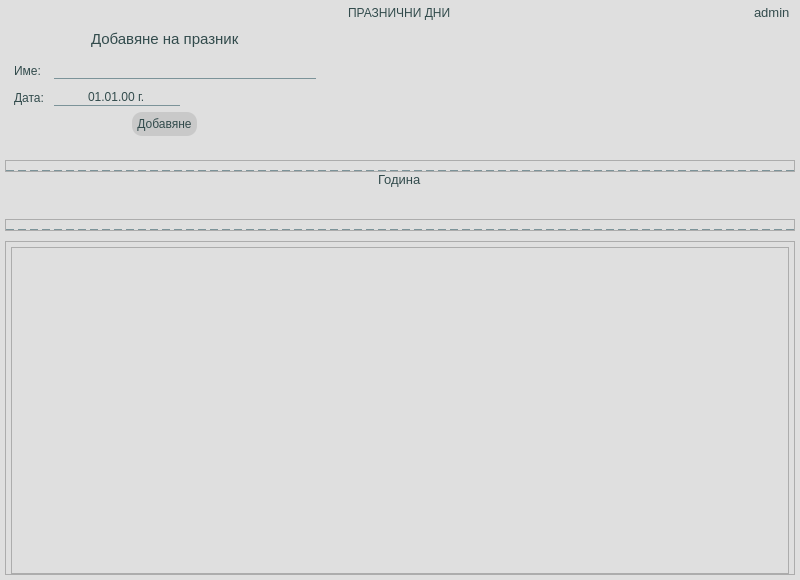
DevilPhp/WorkSalary.v01, file app/ui/widgets/customHolidaysWidget.ui: the form before one commit.
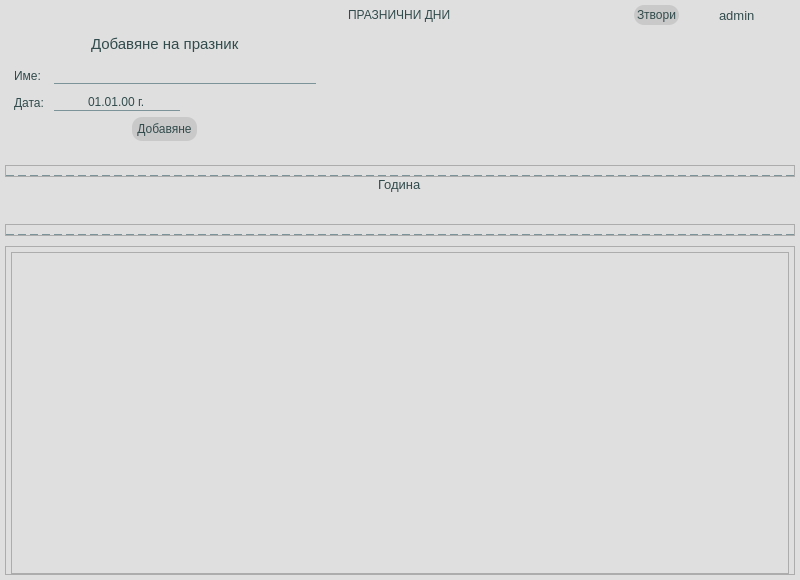
The form after the commit. Icons and pictures are not drawn.

What changed in the file:
```diff
--- a/app/ui/widgets/customHolidaysWidget.ui
+++ b/app/ui/widgets/customHolidaysWidget.ui
@@ -192,6 +192,67 @@
           </widget>
          </item>
          <item alignment="Qt::AlignRight">
+          <widget class="QWidget" name="widget_5" native="true">
+           <layout class="QHBoxLayout" name="horizontalLayout_7">
+            <property name="spacing">
+             <number>5</number>
+            </property>
+            <property name="leftMargin">
+             <number>0</number>
+            </property>
+            <property name="topMargin">
+             <number>0</number>
+            </property>
+            <property name="rightMargin">
+             <number>0</number>
+            </property>
+            <property name="bottomMargin">
+             <number>0</number>
+            </property>
+            <item>
+             <widget class="QWidget" name="widget_6" native="true">
+              <layout class="QHBoxLayout" name="horizontalLayout_10">
+               <property name="spacing">
+                <number>0</number>
+               </property>
+               <property name="leftMargin">
+                <number>0</number>
+               </property>
+               <property name="topMargin">
+                <number>0</number>
+               </property>
+               <property name="rightMargin">
+                <number>0</number>
+               </property>
+               <property name="bottomMargin">
+                <number>0</number>
+               </property>
+               <item>
+                <widget class="QPushButton" name="closeBtn">
+                 <property name="styleSheet">
+                  <string notr="true">* {
+	padding: 3px;
+}</string>
+                 </property>
+                 <property name="text">
+                  <string>Зтвори</string>
+                 </property>
+                 <property name="icon">
+                  <iconset resource="../../../resources.qrc">
+                   <normaloff>:/icons/app/assets/icons/Close-Square--Streamline-Solar-Broken.svg</normaloff>:/icons/app/assets/icons/Close-Square--Streamline-Solar-Broken.svg</iconset>
+                 </property>
+                 <property name="iconSize">
+                  <size>
+                   <width>20</width>
+                   <height>20</height>
+                  </size>
+                 </property>
+                </widget>
+               </item>
+              </layout>
+             </widget>
+            </item>
+            <item>
           <widget class="QWidget" name="userHolder" native="true">
            <layout class="QHBoxLayout" name="horizontalLayout_3">
             <property name="spacing">
@@ -209,23 +270,6 @@
             <property name="bottomMargin">
              <number>0</number>
             </property>
-            <item>
-             <widget class="QPushButton" name="logoutBtn">
-              <property name="text">
-               <string/>
-              </property>
-              <property name="icon">
-               <iconset resource="../../../resources.qrc">
-                <normaloff>:/icons/app/assets/icons/Log-Out--Streamline-Feather.svg</normaloff>:/icons/app/assets/icons/Log-Out--Streamline-Feather.svg</iconset>
-              </property>
-              <property name="iconSize">
-               <size>
-                <width>18</width>
-                <height>18</height>
-               </size>
-              </property>
-             </widget>
-            </item>
             <item>
              <widget class="QPushButton" name="userIcon">
               <property name="focusPolicy">
@@ -253,6 +297,26 @@
               </property>
              </widget>
             </item>
+               <item>
+                <widget class="QPushButton" name="logoutBtn">
+                 <property name="text">
+                  <string/>
+                 </property>
+                 <property name="icon">
+                  <iconset resource="../../../resources.qrc">
+                   <normaloff>:/icons/app/assets/icons/Log-Out--Streamline-Feather.svg</normaloff>:/icons/app/assets/icons/Log-Out--Streamline-Feather.svg</iconset>
+                 </property>
+                 <property name="iconSize">
+                  <size>
+                   <width>18</width>
+                   <height>18</height>
+                  </size>
+                 </property>
+                </widget>
+               </item>
+              </layout>
+             </widget>
+            </item>
            </layout>
           </widget>
          </item>
@@ -399,7 +463,7 @@
                         <second>0</second>
                         <year>1990</year>
                         <month>8</month>
-                        <day>31</day>
+                        <day>30</day>
                        </datetime>
                       </property>
                       <property name="displayFormat">
@@ -603,7 +667,7 @@
         <x>0</x>
         <y>0</y>
         <width>788</width>
-        <height>314</height>
+        <height>308</height>
        </rect>
       </property>
       <layout class="QVBoxLayout" name="verticalLayout_12">
```
Lines whose indentation alone changed are shown as unchanged.
